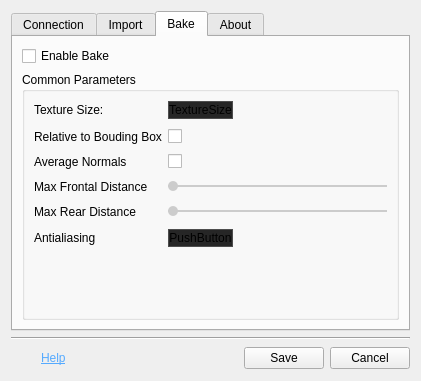
Before: the Qt Designer form megascan_link_python/ui/uiDesign/settings_dialog.ui in Raider-Arts/painter-megascan-link, drawn with Qt 5.
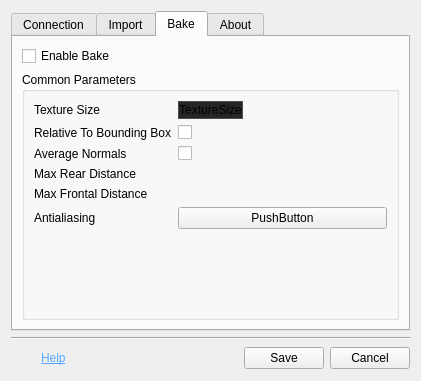
After: the same form once the commit is applied. Custom widgets are drawn as their Qt base class.

Commit message: [PYTHON] Updated ui design to use custom widgets

```diff
--- a/megascan_link_python/ui/uiDesign/settings_dialog.ui
+++ b/megascan_link_python/ui/uiDesign/settings_dialog.ui
@@ -146,17 +146,19 @@
            <property name="title">
             <string>Common Parameters</string>
            </property>
+           <layout class="QVBoxLayout" name="verticalLayout_6">
+            <property name="sizeConstraint">
+             <enum>QLayout::SetDefaultConstraint</enum>
+            </property>
+            <item>
            <layout class="QFormLayout" name="formLayout_3">
-            <property name="verticalSpacing">
-             <number>10</number>
+              <property name="sizeConstraint">
+               <enum>QLayout::SetDefaultConstraint</enum>
             </property>
             <item row="0" column="0">
              <widget class="QLabel" name="label_9">
-              <property name="layoutDirection">
-               <enum>Qt::LeftToRight</enum>
-              </property>
               <property name="text">
-               <string>Texture Size:</string>
+                 <string>Texture Size</string>
               </property>
              </widget>
             </item>
@@ -201,18 +203,14 @@
              </widget>
             </item>
             <item row="1" column="0">
-             <widget class="QLabel" name="label_10">
+               <widget class="QLabel" name="relativeToBoundingBoxLabel">
               <property name="text">
-               <string>Relative to Bouding Box</string>
+                 <string>Relative To Bounding Box</string>
               </property>
              </widget>
             </item>
             <item row="1" column="1">
-             <widget class="QCheckBox" name="checkBox">
-              <property name="text">
-               <string/>
-              </property>
-             </widget>
+               <widget class="QCheckBox" name="relativeToBoundingBoxCheckBox"/>
             </item>
             <item row="2" column="0">
              <widget class="QLabel" name="label_11">
@@ -222,9 +220,12 @@
              </widget>
             </item>
             <item row="2" column="1">
-             <widget class="QCheckBox" name="checkBox_2">
+               <widget class="QCheckBox" name="averageNormalsCheckBox"/>
+              </item>
+              <item row="3" column="0">
+               <widget class="QLabel" name="maxRearDistanceLabel">
               <property name="text">
-               <string/>
+                 <string>Max Rear Distance</string>
               </property>
              </widget>
             </item>
@@ -236,123 +237,77 @@
              </widget>
             </item>
             <item row="5" column="1">
-             <widget class="QPushButton" name="pushButton_2">
-              <property name="sizePolicy">
-               <sizepolicy hsizetype="Maximum" vsizetype="Fixed">
-                <horstretch>0</horstretch>
-                <verstretch>0</verstretch>
-               </sizepolicy>
-              </property>
-              <property name="minimumSize">
-               <size>
-                <width>0</width>
-                <height>18</height>
-               </size>
-              </property>
-              <property name="maximumSize">
-               <size>
-                <width>16777215</width>
-                <height>18</height>
-               </size>
-              </property>
-              <property name="baseSize">
-               <size>
-                <width>0</width>
-                <height>18</height>
-               </size>
-              </property>
-              <property name="styleSheet">
-               <string notr="true">QPushButton {
-	background: #262626;
-	border: 1px solid #4d4d4d;
-}</string>
-              </property>
+               <widget class="QPushButton" name="pushButton">
               <property name="text">
                <string>PushButton</string>
               </property>
              </widget>
             </item>
-            <item row="3" column="0">
-             <widget class="QLabel" name="label_13">
-              <property name="text">
-               <string>Max Frontal Distance</string>
-              </property>
-             </widget>
-            </item>
             <item row="3" column="1">
-             <widget class="QSlider" name="horizontalSlider">
-              <property name="enabled">
-               <bool>true</bool>
-              </property>
-              <property name="styleSheet">
-               <string notr="true">QSlider::groove:horizontal {
-    border: none;
-    height: 2px; /* the groove expands to the size of the slider by default. by giving it a height, it has a fixed size */
-    background: #cccccc;
-    margin: 2px 0;
-}
-
-QSlider::groove:horizontal:disabled {
-    background: #666666;
-}
-
-QSlider::handle:horizontal {
-    background: #cccccc;
-    border: none;
-    width: 10px;
-    margin: -4px 0; /* handle is placed by default on the contents rect of the groove. Expand outside the groove */
-    border-radius: 5px;
-}
-
-QSlider::handle:horizontal:disabled {
-    background: #666666;
-}</string>
-              </property>
-              <property name="orientation">
-               <enum>Qt::Horizontal</enum>
-              </property>
-             </widget>
-            </item>
-            <item row="4" column="0">
-             <widget class="QLabel" name="label_14">
-              <property name="text">
-               <string>Max Rear Distance</string>
+               <widget class="PainterSliderControl" name="maxRearDistanceSlider" native="true">
+                <property name="sizePolicy">
+                 <sizepolicy hsizetype="Preferred" vsizetype="Preferred">
+                  <horstretch>0</horstretch>
+                  <verstretch>0</verstretch>
+                 </sizepolicy>
+                </property>
+                <property name="minimumSize">
+                 <size>
+                  <width>0</width>
+                  <height>0</height>
+                 </size>
+                </property>
+                <property name="maximumSize">
+                 <size>
+                  <width>166667</width>
+                  <height>16777215</height>
+                 </size>
               </property>
              </widget>
             </item>
             <item row="4" column="1">
-             <widget class="QSlider" name="horizontalSlider_2">
-              <property name="enabled">
-               <bool>true</bool>
-              </property>
-              <property name="styleSheet">
-               <string notr="true">QSlider::groove:horizontal {
-    border: none;
-    height: 2px; /* the groove expands to the size of the slider by default. by giving it a height, it has a fixed size */
-    background: #cccccc;
-    margin: 2px 0;
-}
-
-QSlider::groove:horizontal:disabled {
-    background: #666666;
-}
-
-QSlider::handle:horizontal {
-    background: #cccccc;
-    border: none;
-    width: 10px;
-    margin: -4px 0; /* handle is placed by default on the contents rect of the groove. Expand outside the groove */
-    border-radius: 5px;
-}
-
-QSlider::handle:horizontal:disabled {
-    background: #666666;
-}</string>
-              </property>
+               <widget class="PainterSliderControl" name="widget" native="true">
+                <property name="sizePolicy">
+                 <sizepolicy hsizetype="Preferred" vsizetype="Preferred">
+                  <horstretch>0</horstretch>
+                  <verstretch>0</verstretch>
+                 </sizepolicy>
+                </property>
+                <property name="minimumSize">
+                 <size>
+                  <width>0</width>
+                  <height>0</height>
+                 </size>
+                </property>
+                <property name="maximumSize">
+                 <size>
+                  <width>16777215</width>
+                  <height>16777215</height>
+                 </size>
+                </property>
+               </widget>
+              </item>
+              <item row="4" column="0">
+               <widget class="QLabel" name="label_10">
+                <property name="text">
+                 <string>Max Frontal Distance</string>
+                </property>
+               </widget>
+              </item>
+             </layout>
+            </item>
+            <item>
+             <spacer name="verticalSpacer_2">
               <property name="orientation">
-               <enum>Qt::Horizontal</enum>
+               <enum>Qt::Vertical</enum>
               </property>
-             </widget>
+              <property name="sizeHint" stdset="0">
+               <size>
+                <width>20</width>
+                <height>40</height>
+               </size>
+              </property>
+             </spacer>
             </item>
            </layout>
           </widget>
@@ -531,6 +486,14 @@
    </item>
   </layout>
  </widget>
+ <customwidgets>
+  <customwidget>
+   <class>PainterSliderControl</class>
+   <extends>QWidget</extends>
+   <header>/painterslidercontrol.h</header>
+   <container>1</container>
+  </customwidget>
+ </customwidgets>
  <resources/>
  <connections/>
 </ui>
```
Left out of the diff: 4 changed lines with no effect on the pictures. Lines whose indentation alone changed are shown as unchanged. The commit also changes 1 other file.
